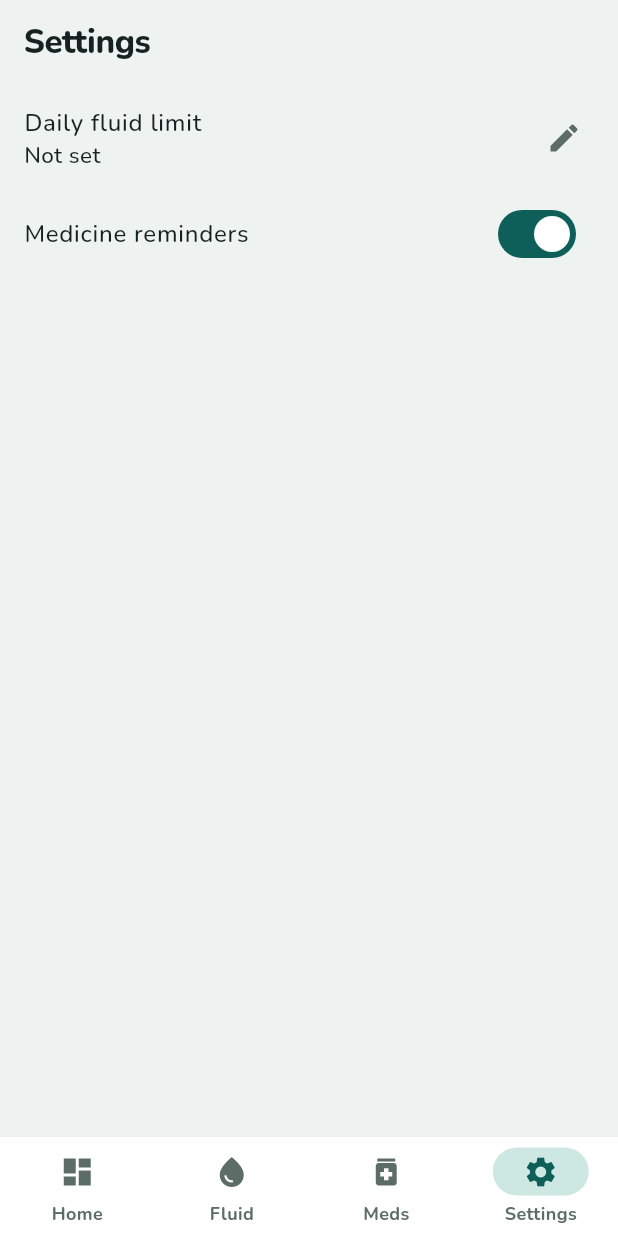
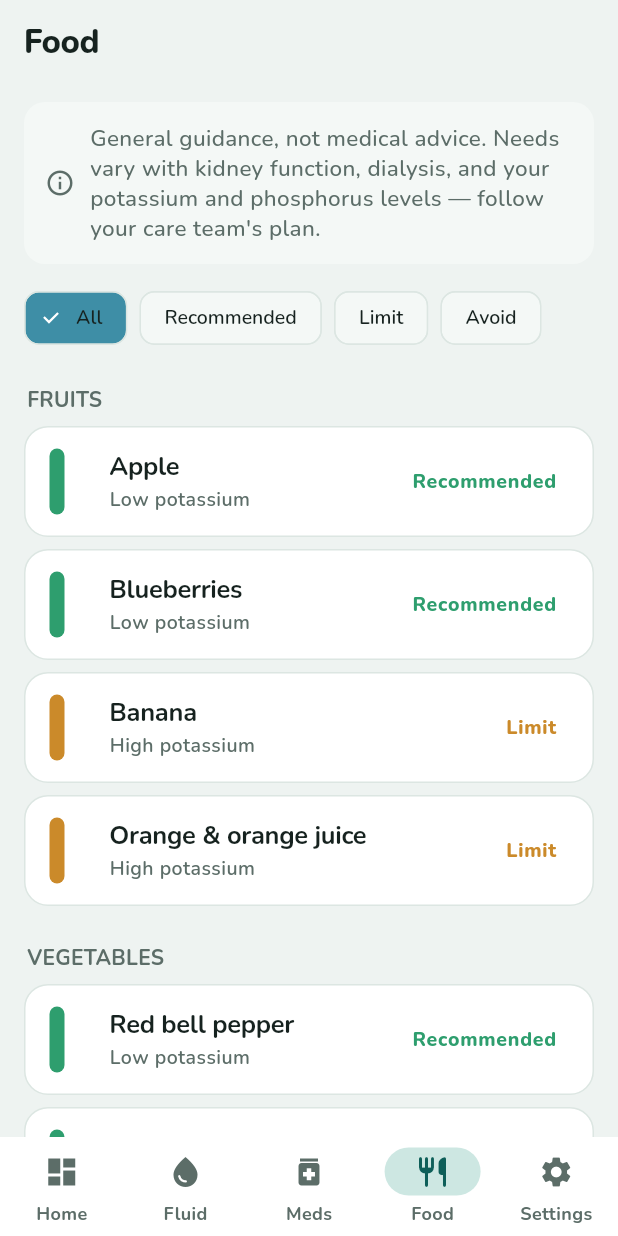
Before and after one commit to PpYCha/ckd_care, a Flutter app: the screen it shows after launch, item 4 of the bottom bar chosen, on a phone screen of 412 x 824 dp. Run offline on Flutter 3.47's test engine with Material 3 defaults, Android fonts, the phone set to English and light mode, and no system bars; our stand-ins replace flutter_local_notifications, sqflite, timezone; accounts and stored records are empty.

Commit message:
feat: add food list screen and Food nav tab
Co-Authored-By: Claude Opus 4.8 <noreply@anthropic.com>

```diff
--- a/lib/main.dart
+++ b/lib/main.dart
@@ -15,6 +15,7 @@ import 'package:ckd_care/repositories/settings_repository.dart';
 import 'package:ckd_care/screens/dashboard_screen.dart';
 import 'package:ckd_care/screens/fluid_screen.dart';
 import 'package:ckd_care/screens/medicines_screen.dart';
+import 'package:ckd_care/screens/food_screen.dart';
 import 'package:ckd_care/screens/settings_screen.dart';
 import 'package:ckd_care/services/notification_service.dart';
 import 'package:ckd_care/theme/app_theme.dart';
@@ -121,11 +122,12 @@ class HomeShell extends StatefulWidget {
 
 class _HomeShellState extends State<HomeShell> {
   int _index = 0;
-  static const _titles = ['Dashboard', 'Fluid', 'Medicines', 'Settings'];
+  static const _titles = ['Dashboard', 'Fluid', 'Medicines', 'Food', 'Settings'];
   static const _screens = [
     DashboardScreen(),
     FluidScreen(),
     MedicinesScreen(),
+    FoodScreen(),
     SettingsScreen(),
   ];
 
@@ -141,6 +143,7 @@ class _HomeShellState extends State<HomeShell> {
           NavigationDestination(icon: Icon(Icons.dashboard), label: 'Home'),
           NavigationDestination(icon: Icon(Icons.water_drop), label: 'Fluid'),
           NavigationDestination(icon: Icon(Icons.medication), label: 'Meds'),
+          NavigationDestination(icon: Icon(Icons.restaurant_rounded), label: 'Food'),
           NavigationDestination(icon: Icon(Icons.settings), label: 'Settings'),
         ],
       ),
--- /dev/null
+++ b/lib/screens/food_screen.dart
@@ -0,0 +1,121 @@
+import 'package:flutter/material.dart';
+import 'package:ckd_care/data/food_data.dart';
+import 'package:ckd_care/models/food.dart';
+import 'package:ckd_care/screens/food_detail_screen.dart';
+
+class FoodScreen extends StatefulWidget {
+  const FoodScreen({super.key});
+  @override
+  State<FoodScreen> createState() => _FoodScreenState();
+}
+
+class _FoodScreenState extends State<FoodScreen> {
+  FoodStatus? _filter; // null = All
+
+  @override
+  Widget build(BuildContext context) {
+    final cs = Theme.of(context).colorScheme;
+    final text = Theme.of(context).textTheme;
+    final grouped = groupByCategory(filterFoods(kFoods, _filter));
+
+    Widget chip(String label, FoodStatus? value) {
+      final selected = _filter == value;
+      return Padding(
+        padding: const EdgeInsets.only(right: 8),
+        child: ChoiceChip(
+          label: Text(label),
+          selected: selected,
+          onSelected: (_) => setState(() => _filter = value),
+        ),
+      );
+    }
+
+    return ListView(
+      padding: const EdgeInsets.fromLTRB(16, 12, 16, 32),
+      children: [
+        Container(
+          padding: const EdgeInsets.all(14),
+          decoration: BoxDecoration(
+            color: cs.surfaceContainerHighest,
+            borderRadius: BorderRadius.circular(14),
+          ),
+          child: Row(children: [
+            Icon(Icons.info_outline, size: 20, color: cs.onSurfaceVariant),
+            const SizedBox(width: 10),
+            Expanded(
+              child: Text(
+                'General guidance, not medical advice. Needs vary with kidney '
+                'function, dialysis, and your potassium and phosphorus levels — '
+                'follow your care team\'s plan.',
+                style: text.bodyMedium,
+              ),
+            ),
+          ]),
+        ),
+        const SizedBox(height: 12),
+        SingleChildScrollView(
+          scrollDirection: Axis.horizontal,
+          child: Row(children: [
+            chip('All', null),
+            chip('Recommended', FoodStatus.recommended),
+            chip('Limit', FoodStatus.limit),
+            chip('Avoid', FoodStatus.avoid),
+          ]),
+        ),
+        const SizedBox(height: 4),
+        for (final entry in grouped.entries) ...[
+          Padding(
+            padding: const EdgeInsets.only(top: 16, bottom: 8, left: 2),
+            child: Text(entry.key.label.toUpperCase(), style: text.titleSmall),
+          ),
+          for (final food in entry.value) _FoodRow(food: food),
+        ],
+        if (grouped.isEmpty)
+          Padding(
+            padding: const EdgeInsets.only(top: 48),
+            child: Center(
+                child: Text('No foods match this filter.',
+                    style: text.bodyMedium)),
+          ),
+      ],
+    );
+  }
+}
+
+class _FoodRow extends StatelessWidget {
+  const _FoodRow({required this.food});
+  final Food food;
+
+  @override
+  Widget build(BuildContext context) {
+    final cs = Theme.of(context).colorScheme;
+    final text = Theme.of(context).textTheme;
+    return Container(
+      margin: const EdgeInsets.only(bottom: 8),
+      decoration: BoxDecoration(
+        color: cs.surface,
+        borderRadius: BorderRadius.circular(16),
+        border: Border.all(color: cs.outlineVariant),
+      ),
+      child: ListTile(
+        shape: RoundedRectangleBorder(borderRadius: BorderRadius.circular(16)),
+        onTap: () => Navigator.push(context,
+            MaterialPageRoute(builder: (_) => FoodDetailScreen(food: food))),
+        leading: Container(
+          width: 10,
+          height: 44,
+          decoration: BoxDecoration(
+              color: food.status.color, borderRadius: BorderRadius.circular(6)),
+        ),
+        title: Text(food.name, style: text.titleMedium),
+        subtitle: Text(food.concerns.join(' · '), style: text.labelMedium),
+        trailing: Text(food.status.label,
+            style: TextStyle(
+                fontFamily: 'Nunito',
+                fontSize: 13,
+                fontWeight: FontWeight.w800,
+                color: food.status.color)),
+      ),
+    );
+  }
+}
```
